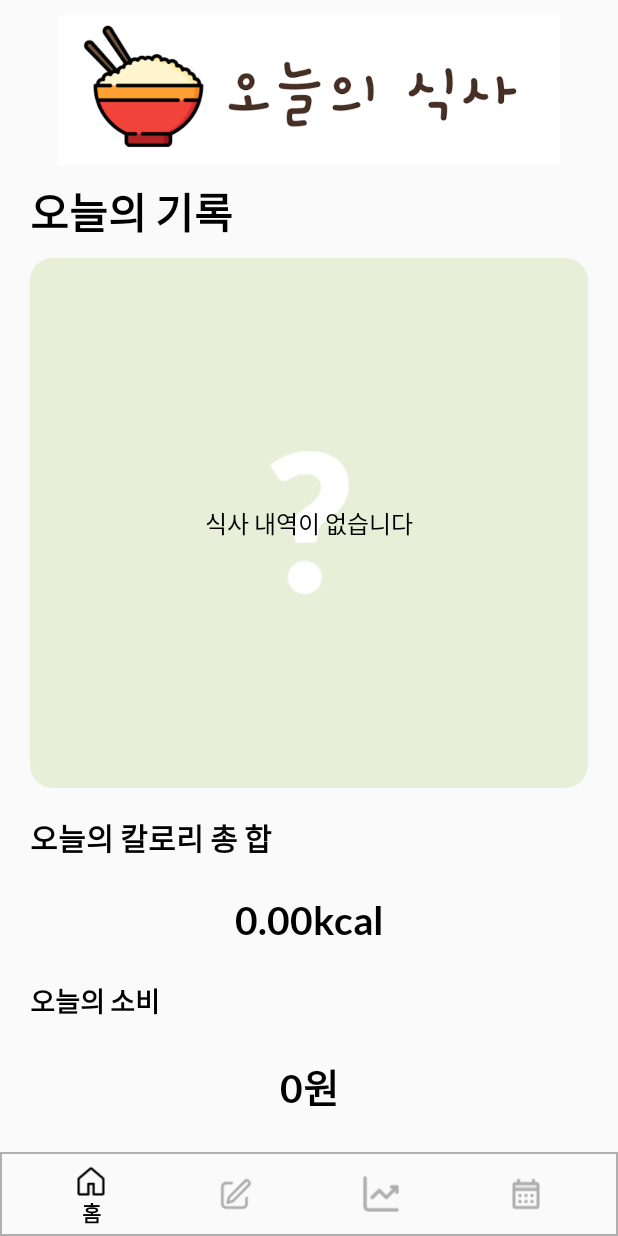
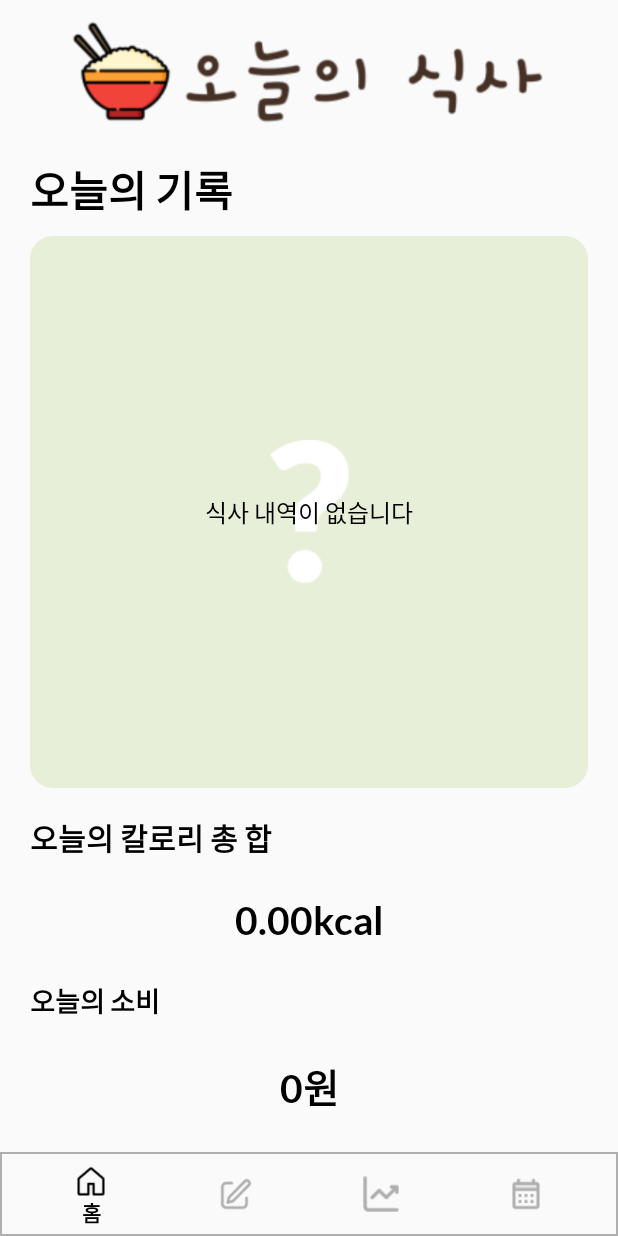
Before and after one commit to minwoo0419/Mobile_Software, an Android app: the screen it shows after launch (MainActivity), on a phone screen of 412 x 824 dp. Run offline under Robolectric (Android 15) with nearby library versions, the phone set to English and light mode, and no system bars.

Commit message:
feat : 스플래시화면 추가, 로고추가

```diff
--- /dev/null
+++ b/app/src/main/java/com/course/mobilesoftwareproject/SplashActivity.java
@@ -0,0 +1,32 @@
+package com.course.mobilesoftwareproject;
+
+import androidx.appcompat.app.AppCompatActivity;
+
+import android.content.Intent;
+import android.os.Bundle;
+import android.os.CountDownTimer;
+
+public class SplashActivity extends AppCompatActivity {
+
+    @Override
+    protected void onCreate(Bundle savedInstanceState) {
+        super.onCreate(savedInstanceState);
+        setContentView(R.layout.activity_splash);	//theme로 지정했다면 삭제한다.
+
+        moveMain(2);	//1초 후 main activity 로 넘어감
+    }
+
+    private void moveMain(int sec) {
+        new CountDownTimer(1000 * sec, 1000) {
+            public void onFinish() {
+                // 타이머가 끝나면 실행되는 부분
+                Intent intent = new Intent(getApplicationContext(), MainActivity.class);
+                startActivity(intent);
+                finish();
+            }
+            public void onTick(long millisUntilFinished) {
+                // 타이머가 감소할 때마다 실행되는 부분
+            }
+        }.start();
+    }
+}
--- a/app/src/main/res/layout/fragment_home.xml
+++ b/app/src/main/res/layout/fragment_home.xml
@@ -20,8 +20,8 @@
 
         <ImageView
             android:id="@+id/logo"
-            android:layout_width="0dp"
-            android:layout_height="100dp"
+            android:layout_width="wrap_content"
+            android:layout_height="75dp"
             android:layout_marginTop="10dp"
             app:layout_constraintEnd_toEndOf="parent"
             app:layout_constraintStart_toStartOf="parent"
@@ -33,6 +33,7 @@
             android:id="@+id/constraintLayout2"
             android:layout_width="0dp"
             android:layout_height="wrap_content"
+            android:layout_marginTop="10dp"
             app:layout_constraintEnd_toEndOf="parent"
             app:layout_constraintStart_toStartOf="parent"
             app:layout_constraintTop_toBottomOf="@+id/logo">
--- a/app/src/main/res/values/themes.xml
+++ b/app/src/main/res/values/themes.xml
@@ -20,4 +20,8 @@
         <item name="fullscreenBackgroundColor">@color/light_blue_600</item>
         <item name="fullscreenTextColor">@color/light_blue_A200</item>
     </style>
+    <style name="SplashTheme" parent="Theme.AppCompat.Light.DarkActionBar">
+        <item name="windowNoTitle">true</item>
+        <item name="windowActionBar">false</item>
+    </style>
 </resources>
```
Also changed, not shown: app/src/main/AndroidManifest.xml (+15 -13 lines), app/src/main/res/layout/activity_splash.xml (added, +19 -0 lines), app/src/main/res/drawable/biglogo.png (added), app/src/main/res/drawable/logoname.png.
